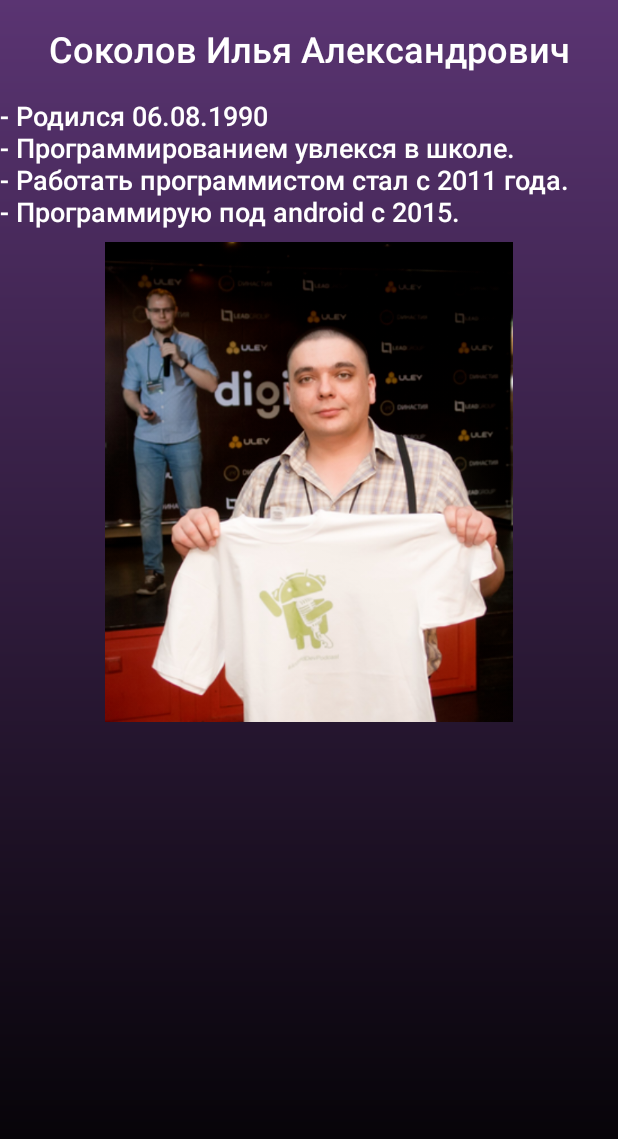
After one commit to i-redbyte/simple-life, an Android app: the AuthorActivity screen opened directly, with no data from a screen before it, on a phone screen of 412 x 824 dp. The commit adds this screen. Shown: the top 1139 px of the screen. Run offline under Robolectric (Android 15) with nearby library versions, the phone set to English and light mode, and no system bars; 2 statements that could not run were skipped.

Commit message:
add About author screen

```diff
--- a/app/src/main/AndroidManifest.xml
+++ b/app/src/main/AndroidManifest.xml
@@ -12,7 +12,8 @@
         android:supportsRtl="true"
         android:theme="@style/AppTheme"
         tools:ignore="GoogleAppIndexingWarning">
-        <activity android:name="org.redbyte.simplelife.presentation.life.LifeActivity">
+        <activity android:name=".presentation.author.AuthorActivity"></activity>
+        <activity android:name=".presentation.life.LifeActivity">
             <intent-filter>
                 <action android:name="android.intent.action.MAIN" />
 
--- a/app/src/main/java/org/redbyte/simplelife/di/AppComponent.kt
+++ b/app/src/main/java/org/redbyte/simplelife/di/AppComponent.kt
@@ -13,4 +13,6 @@ interface AppComponent {
 
     fun lifeComponentBuilder(): LifeComponent.Builder
 
+    fun authorComponentBuilder(): AuthorComponent.Builder
+
 }
--- /dev/null
+++ b/app/src/main/java/org/redbyte/simplelife/di/AuthorComponent.kt
@@ -0,0 +1,18 @@
+package org.redbyte.simplelife.di
+
+import dagger.Subcomponent
+import org.redbyte.simplelife.di.modules.AuthorModule
+import org.redbyte.simplelife.di.scopes.AuthorScope
+import org.redbyte.simplelife.presentation.author.AuthorActivity
+
+@AuthorScope
+@Subcomponent(modules = [AuthorModule::class])
+interface AuthorComponent {
+
+    @Subcomponent.Builder
+    interface Builder {
+        fun build(): AuthorComponent
+    }
+
+    fun inject(authorActivity: AuthorActivity)
+}
--- /dev/null
+++ b/app/src/main/java/org/redbyte/simplelife/di/modules/AuthorModule.kt
@@ -0,0 +1,16 @@
+package org.redbyte.simplelife.di.modules
+
+import dagger.Binds
+import dagger.Module
+import org.redbyte.simplelife.di.scopes.AuthorScope
+import org.redbyte.simplelife.presentation.author.AuthorContract
+import org.redbyte.simplelife.presentation.author.AuthorPresenter
+
+@Module
+interface AuthorModule {
+
+    @AuthorScope
+    @Binds
+    fun presenter(presenter: AuthorPresenter): AuthorContract.Presenter
+
+}
--- /dev/null
+++ b/app/src/main/java/org/redbyte/simplelife/di/scopes/AuthorScope.kt
@@ -0,0 +1,7 @@
+package org.redbyte.simplelife.di.scopes
+
+import javax.inject.Scope
+
+@Scope
+@Retention(AnnotationRetention.RUNTIME)
+annotation class AuthorScope
--- /dev/null
+++ b/app/src/main/java/org/redbyte/simplelife/presentation/author/AuthorActivity.kt
@@ -0,0 +1,30 @@
+package org.redbyte.simplelife.presentation.author
+
+import android.content.Context
+import android.content.Intent
+import android.os.Bundle
+import org.redbyte.App
+import org.redbyte.simplelife.R
+import org.redbyte.simplelife.base.BaseActivity
+
+class AuthorActivity : BaseActivity<AuthorContract.Presenter>(), AuthorContract.View {
+
+    override fun onCreate(savedInstanceState: Bundle?) {
+        super.onCreate(savedInstanceState)
+        setContentView(R.layout.activity_author)
+        injectDependency()
+        presenter.start()
+    }
+
+    private fun injectDependency() {
+        App.instance.getAppComponent()
+            .authorComponentBuilder()
+            .build()
+            .inject(this)
+    }
+
+    companion object {
+        fun openScreen(context: Context): Intent =
+            Intent(context, AuthorActivity::class.java)
+    }
+}
--- /dev/null
+++ b/app/src/main/java/org/redbyte/simplelife/presentation/author/AuthorContract.kt
@@ -0,0 +1,14 @@
+package org.redbyte.simplelife.presentation.author
+
+import org.redbyte.simplelife.base.BaseContract
+
+interface AuthorContract {
+
+    interface View : BaseContract.View {
+
+    }
+
+    interface Presenter : BaseContract.Presenter {
+
+    }
+}
--- /dev/null
+++ b/app/src/main/java/org/redbyte/simplelife/presentation/author/AuthorPresenter.kt
@@ -0,0 +1,12 @@
+package org.redbyte.simplelife.presentation.author
+
+import org.redbyte.simplelife.base.BasePresenter
+import org.redbyte.simplelife.di.scopes.AuthorScope
+import javax.inject.Inject
+
+@AuthorScope
+class AuthorPresenter @Inject constructor(
+) : BasePresenter<AuthorContract.View>(), AuthorContract.Presenter {
+    override fun start() {
+    }
+}
--- a/app/src/main/java/org/redbyte/simplelife/presentation/life/LifeActivity.kt
+++ b/app/src/main/java/org/redbyte/simplelife/presentation/life/LifeActivity.kt
@@ -11,6 +11,7 @@ import org.redbyte.simplelife.R
 import org.redbyte.simplelife.base.BaseActivity
 import org.redbyte.simplelife.base.DelegationAdapter
 import org.redbyte.simplelife.model.Cell
+import org.redbyte.simplelife.presentation.author.AuthorActivity
 
 class LifeActivity : BaseActivity<LifeContract.Presenter>(), LifeContract.View {
     private lateinit var adapter: DelegationAdapter
@@ -41,6 +42,7 @@ class LifeActivity : BaseActivity<LifeContract.Presenter>(), LifeContract.View {
         btnCreate.setOnClickListener {
             presenter.generateCell()
         }
+        ivInfo.setOnClickListener { startActivity(AuthorActivity.openScreen(this)) }
         setupRecyclerView()
     }
 
--- /dev/null
+++ b/app/src/main/res/layout/activity_author.xml
@@ -0,0 +1,49 @@
+<?xml version="1.0" encoding="utf-8"?>
+<androidx.constraintlayout.widget.ConstraintLayout xmlns:android="http://schemas.android.com/apk/res/android"
+    xmlns:app="http://schemas.android.com/apk/res-auto"
+    xmlns:tools="http://schemas.android.com/tools"
+    android:layout_width="match_parent"
+    android:layout_height="match_parent"
+    android:background="@drawable/gradient_background"
+    tools:context=".presentation.author.AuthorActivity">
+
+    <TextView
+        android:id="@+id/tvAuthor"
+        android:layout_width="wrap_content"
+        android:layout_height="wrap_content"
+        android:layout_marginTop="@dimen/titleMarginTop"
+        android:fontFamily="sans-serif-medium"
+        android:text="@string/author_full_name"
+        android:textColor="@color/colorWhite"
+        android:textSize="24sp"
+        app:layout_constraintEnd_toEndOf="parent"
+        app:layout_constraintStart_toStartOf="parent"
+        app:layout_constraintTop_toTopOf="parent" />
+
+    <TextView
+        android:id="@+id/tvBio"
+        android:layout_width="0dp"
+        android:layout_height="wrap_content"
+        android:layout_marginTop="@dimen/titleMarginTop"
+        android:fontFamily="sans-serif-medium"
+        android:gravity="start"
+        android:text="@string/author_bio"
+        android:textAlignment="gravity"
+        android:textColor="@color/colorWhite"
+        android:textSize="18sp"
+        app:layout_constraintEnd_toEndOf="parent"
+        app:layout_constraintStart_toStartOf="parent"
+        app:layout_constraintTop_toBottomOf="@+id/tvAuthor" />
+
+    <ImageView
+        android:id="@+id/ivAuthor"
+        android:layout_width="0dp"
+        android:layout_height="320dp"
+        android:layout_marginTop="8dp"
+        android:scaleType="fitCenter"
+        android:src="@drawable/author"
+        app:layout_constraintEnd_toEndOf="parent"
+        app:layout_constraintStart_toStartOf="parent"
+        app:layout_constraintTop_toBottomOf="@+id/tvBio" />
+
+</androidx.constraintlayout.widget.ConstraintLayout>
--- a/app/src/main/res/layout/activity_life.xml
+++ b/app/src/main/res/layout/activity_life.xml
@@ -53,7 +53,7 @@
         android:layout_marginBottom="@dimen/buttonMargin"
         android:background="@drawable/rounded_button"
         android:foreground="?selectableItemBackground"
-        android:text="@string/button_create"
+        android:text="@string/life_button_create"
         app:layout_constraintBottom_toBottomOf="parent"
         app:layout_constraintEnd_toEndOf="parent"
         app:layout_constraintStart_toStartOf="parent" />
--- a/app/src/main/res/values/strings.xml
+++ b/app/src/main/res/values/strings.xml
@@ -6,5 +6,9 @@
     <string name="cell_lively_subtitle">и шевелится!</string>
     <string name="cell_dead_title">Мертвая</string>
     <string name="cell_dead_subtitle">или прикидывается</string>
-    <string name="button_create">Сотворить</string>
+    <string name="life_button_create">Сотворить</string>
+    <string name="author_full_name">Соколов Илья Александрович</string>
+    <string name="author_bio">- Родился 06.08.1990\n- Программированием увлекся в школе.\n- Работать программистом стал с 2011 года.\n- Программирую под android с 2015. </string>
+    <string name="author_telegram">@red_byte</string>
+    <string name="author_email">developer.sokolov@gmail.com</string>
 </resources>
```
Also changed, not shown: app/src/main/res/drawable/author.png (added).
